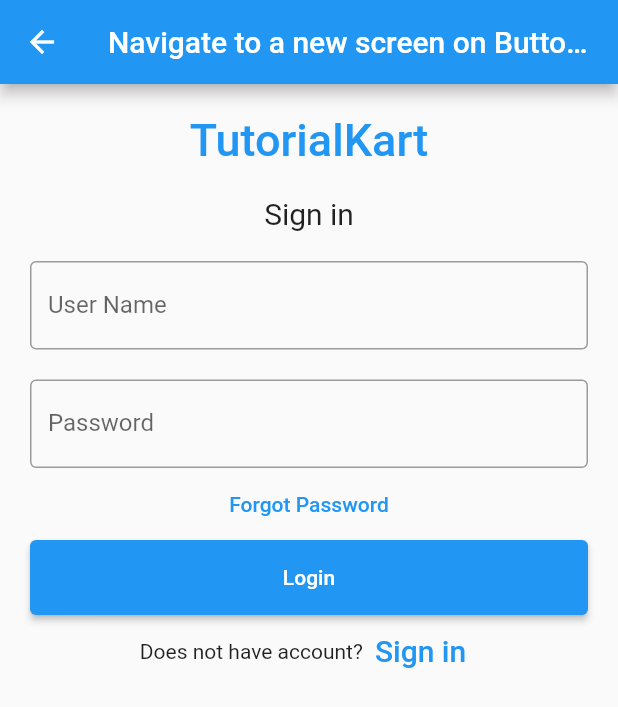
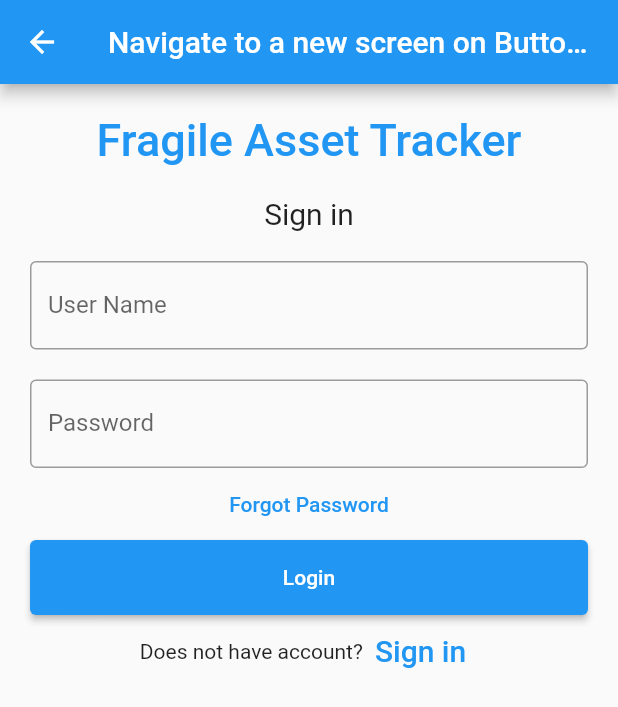
Before and after one commit to prathamskk/fragileitemtrackingapp, a Flutter app: the MyStatefulWidget screen opened directly, on a phone screen of 412 x 824 dp. Shown: the top 707 px of the screen. Run offline on Flutter 3.47's test engine with Material 2 defaults, Android fonts, the light colour scheme and no system bars; our stand-ins replace flutter_map, latlong2.

Commit message:
updated name

```diff
--- a/lib/main.dart
+++ b/lib/main.dart
@@ -63,7 +63,7 @@
                   alignment: Alignment.center,
                   padding: const EdgeInsets.all(10),
                   child: const Text(
-                    'TutorialKart',
+                    'Fragile Asset Tracker',
                     style: TextStyle(
                         color: Colors.blue,
                         fontWeight: FontWeight.w500,
```
